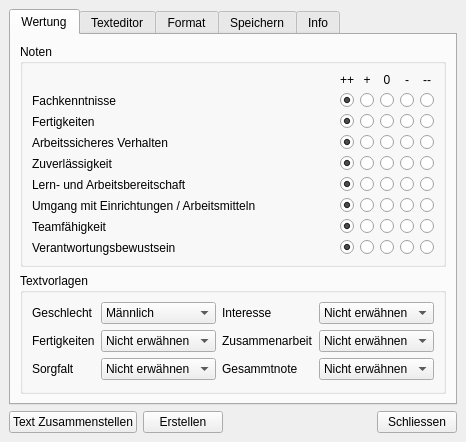
Qt form GradingWindow.ui (str4el/grading) before a commit.
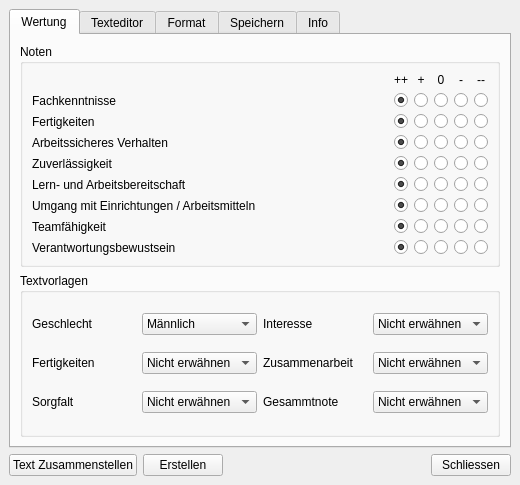
The same form after that commit.

Commit message: Defaultpfade beim Speichern und Laden für Windows und Linux vorgegeben

What changed in the file:
```diff
--- a/GradingWindow.ui
+++ b/GradingWindow.ui
@@ -6,10 +6,22 @@
    <rect>
     <x>0</x>
     <y>0</y>
-    <width>418</width>
-    <height>403</height>
+    <width>520</width>
+    <height>485</height>
    </rect>
   </property>
+  <property name="sizePolicy">
+   <sizepolicy hsizetype="Preferred" vsizetype="Preferred">
+    <horstretch>0</horstretch>
+    <verstretch>0</verstretch>
+   </sizepolicy>
+  </property>
+  <property name="maximumSize">
+   <size>
+    <width>600</width>
+    <height>600</height>
+   </size>
+  </property>
   <property name="windowTitle">
    <string>Beurteilung</string>
   </property>
```
The commit also changes 1 other file.
